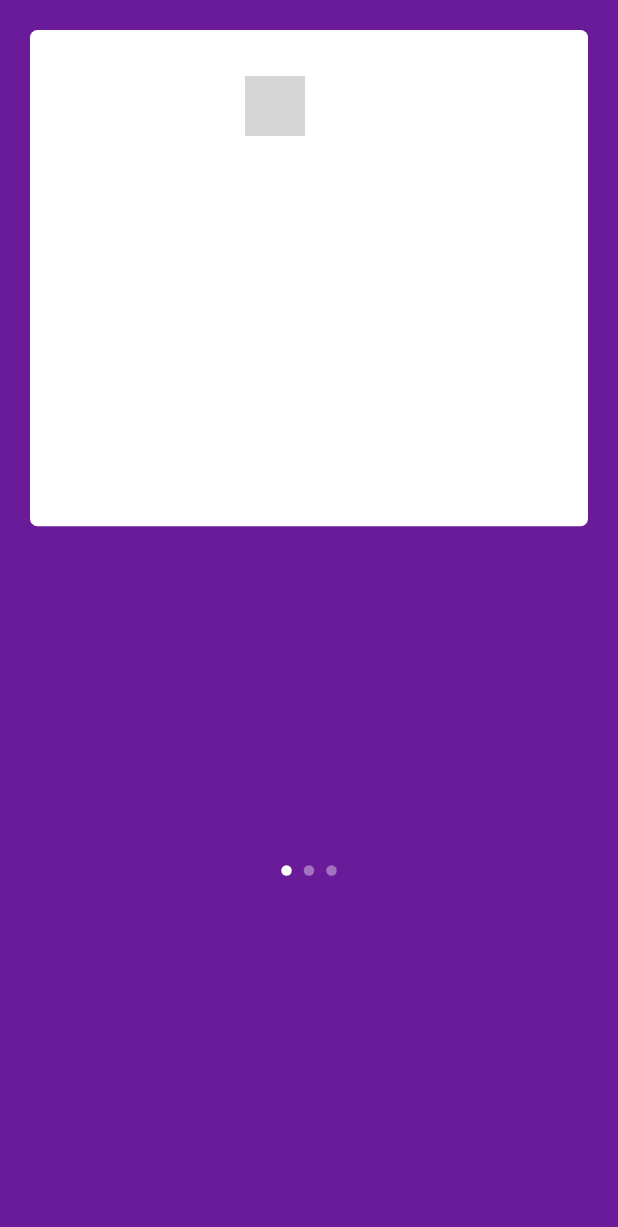
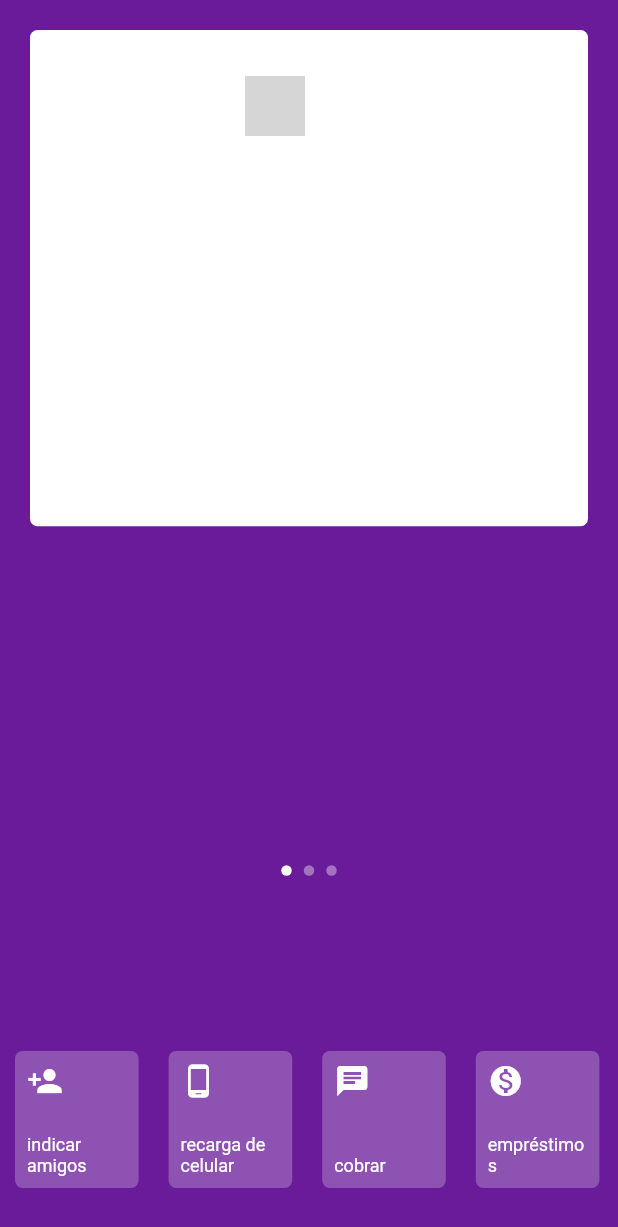
Before and after one commit to GabrielZolk/nubank-flutter, a Flutter app: the screen it shows after launch, on a phone screen of 412 x 824 dp. Shown: the top 1227 px of the screen. Run offline on Flutter 3.47's test engine with Material 2 defaults, Android fonts, the light colour scheme and no system bars; network calls fail; grey boxes are pictures that could not be loaded.

Commit message:
bottom item done, bugfix PageView / Menu

```diff
--- a/lib/pages/home/home_page.dart
+++ b/lib/pages/home/home_page.dart
@@ -1,4 +1,5 @@
 import 'package:flutter/material.dart';
+import 'package:nubank_flutter/pages/home/widgets/item_menu_bottom.dart';
 import 'package:nubank_flutter/pages/home/widgets/menu_app.dart';
 import 'package:nubank_flutter/pages/home/widgets/my_app_bar.dart';
 import 'package:nubank_flutter/pages/home/widgets/my_dots_app.dart';
@@ -15,7 +16,6 @@ class _HomePageState extends State<HomePage> {
   double xPosition = 0;
   double _yPosition = 0;
 
-
   @override
   void initState() {
     super.initState();
@@ -27,7 +27,7 @@ class _HomePageState extends State<HomePage> {
   Widget build(BuildContext context) {
     double _screenHeight = MediaQuery.of(context).size.height;
     if (_yPosition == null) {
-    _yPosition = _screenHeight * .24;
+      _yPosition = _screenHeight * .24;
     }
     return Scaffold(
         backgroundColor: Colors.purple[800],
@@ -39,7 +39,8 @@ class _HomePageState extends State<HomePage> {
               onTap: () {
                 setState(() {
                   _showMenu = !_showMenu;
-                  _yPosition = _showMenu ? _screenHeight * .75 : _screenHeight * .25;
+                  _yPosition =
+                      _showMenu ? _screenHeight * .75 : _screenHeight * .25;
                 });
               },
             ),
@@ -49,27 +50,41 @@ class _HomePageState extends State<HomePage> {
             ),
             PageViewApp(
               showMenu: _showMenu,
-              top: _yPosition, // !_showMenu ? _screenHeight * .25 : _screenHeight * .76,
-              onChanged: (index){
+              top:
+                  _yPosition, // !_showMenu ? _screenHeight * .25 : _screenHeight * .76,
+              onChanged: (index) {
                 setState(() {
                   _currentIndex = index;
                 });
               },
               onPanUpdate: (details) {
-                double middlePosition =  _screenHeight * .76 - _screenHeight * .25;
+                double middlePosition =
+                    _screenHeight * .76 - _screenHeight * .25;
                 middlePosition = middlePosition / 2;
                 setState(() {
                   _yPosition += details.delta.dy;
 
-                  _yPosition = _yPosition < _screenHeight * .25 ? _screenHeight * .25 : _yPosition;
-                  _yPosition = _yPosition > _screenHeight * .76 ? _screenHeight * .76 : _yPosition;
+                  _yPosition = _yPosition < _screenHeight * .25
+                      ? _screenHeight * .25
+                      : _yPosition;
+                  _yPosition = _yPosition > _screenHeight * .76
+                      ? _screenHeight * .76
+                      : _yPosition;
 
-                  if (_yPosition != _screenHeight * .76 && details.delta.dy > 0) {
-                  _yPosition = _yPosition > _screenHeight * .25 + middlePosition ? _screenHeight * .76 : _yPosition;
+                  if (_yPosition != _screenHeight * .76 &&
+                      details.delta.dy > 0) {
+                    _yPosition =
+                        _yPosition > _screenHeight * .25 + middlePosition
+                            ? _screenHeight * .76
+                            : _yPosition;
                   }
 
-                  if (_yPosition != _screenHeight * .25 && details.delta.dy < 0) {
-                  _yPosition = _yPosition < _screenHeight * .76 - middlePosition ? _screenHeight * .25 : _yPosition;
+                  if (_yPosition != _screenHeight * .25 &&
+                      details.delta.dy < 0) {
+                    _yPosition =
+                        _yPosition < _screenHeight * .76 - middlePosition
+                            ? _screenHeight * .25
+                            : _yPosition;
                   }
 
                   if (_yPosition == _screenHeight * .76) {
@@ -82,8 +97,67 @@ class _HomePageState extends State<HomePage> {
             ),
             MyDotApp(
               showMenu: _showMenu,
-                top: _screenHeight * .70,
+              top: _screenHeight * .70,
               currentIndex: _currentIndex,
+            ),
+            AnimatedPositioned(
+              duration: Duration(milliseconds: 200),
+              bottom:
+                  !_showMenu ? 20 + MediaQuery.of(context).padding.bottom : 0,
+              left: 0,
+              right: 0,
+              height: _screenHeight * 0.14,
+              child: IgnorePointer(
+                ignoring: _showMenu,
+                child: AnimatedOpacity(
+                  duration: Duration(milliseconds: 200),
+                  opacity: !_showMenu ? 1 : 0,
+                  child: Container(
+                    child: ListView(
+                      physics: BouncingScrollPhysics(),
+                      scrollDirection: Axis.horizontal,
+                      children: <Widget>[
+                        ItemMenuBottom(
+                          icon: Icons.person_add,
+                          text: 'indicar amigos',
+                        ),
+                        ItemMenuBottom(
+                          icon: Icons.phone_android,
+                          text: 'recarga de celular',
+                        ),
+                        ItemMenuBottom(
+                          icon: Icons.chat,
+                          text: 'cobrar',
+                        ),
+                        ItemMenuBottom(
+                          icon: Icons.monetization_on,
+                          text: 'empréstimos',
+                        ),
+                        ItemMenuBottom(
+                          icon: Icons.move_to_inbox,
+                          text: 'depositar',
+                        ),
+                        ItemMenuBottom(
+                          icon: Icons.mobile_screen_share,
+                          text: 'transferir',
+                        ),
+                        ItemMenuBottom(
+                          icon: Icons.format_align_center,
+                          text: 'ajustar limite',
+                        ),
+                        ItemMenuBottom(
+                          icon: Icons.barcode_reader,
+                          text: 'pagar',
+                        ),
+                        ItemMenuBottom(
+                          icon: Icons.lock_open,
+                          text: 'bloquear cartão',
+                        ),
+                      ],
+                    ),
+                  ),
+                ),
+              ),
             )
           ],
         ));
--- /dev/null
+++ b/lib/pages/home/widgets/item_menu_bottom.dart
@@ -0,0 +1,32 @@
+import 'package:flutter/material.dart';
+
+class ItemMenuBottom extends StatelessWidget {
+  final IconData icon;
+  final String text;
+
+  const ItemMenuBottom({super.key, required this.icon, required this.text});
+
+  @override
+  Widget build(BuildContext context) {
+    return Padding(
+      padding: const EdgeInsets.symmetric(horizontal: 10, vertical: 12),
+      child: Container(
+        child: Padding(
+          padding: const EdgeInsets.all(8.0),
+          child: Column(
+            mainAxisAlignment: MainAxisAlignment.spaceBetween,
+            crossAxisAlignment: CrossAxisAlignment.start,
+            children: <Widget>[
+            Icon(icon, color: Colors.white),
+            Text(text, style: TextStyle(fontSize: 12, color: Colors.white)),
+          ]),
+        ),
+        width: MediaQuery.of(context).size.width * 0.2,
+        decoration: BoxDecoration(
+          borderRadius: BorderRadius.circular(5),
+          color: Colors.white24,
+        ),
+      ),
+    );
+  }
+}
--- a/lib/pages/home/widgets/menu_app.dart
+++ b/lib/pages/home/widgets/menu_app.dart
@@ -18,10 +18,12 @@ class MenuApp extends StatelessWidget {
       left: 0,
       right: 0,
       child: AnimatedOpacity(
-        duration: Duration(milliseconds: 200),
+        duration: Duration(milliseconds: 150),
         opacity: showMenu ? 1 : 0,
         child: Container(
           height: MediaQuery.of(context).size.height * 0.55,
+          child: SingleChildScrollView(
+            physics: BouncingScrollPhysics(),
             child: Column(
               children: <Widget>[
                 Image.network(
@@ -59,8 +61,7 @@ class MenuApp extends StatelessWidget {
                 SizedBox(
                   height: 26,
                 ),
-              SingleChildScrollView(
-                child: Padding(
+                Padding(
                   padding: const EdgeInsets.symmetric(horizontal: 30),
                   child: Column(
                     children: <Widget>[
@@ -88,30 +89,30 @@ class MenuApp extends StatelessWidget {
                         icon: Icons.phone_android,
                         text: 'Configurações do app',
                       ),
-                      //         SizedBox(
-                      //   height: 26,
-                      // ),
-                      //         Container(
-                      //           height: 35,
-                      //           decoration: BoxDecoration(
-                      //             border: Border.all(width: 0.7, color: Colors.white54),
-                      //           ),
-                      //           child: ElevatedButton(
-                      //                   style: ElevatedButton.styleFrom(
-                      //                     primary: Colors.purple[800],
-                      //                     elevation: 0,
-                      //                   ),
-                      //                   child: Text('SAIR DO APP', style: TextStyle(fontSize: 12),),
-                      //                   onPressed: () {}),
-                      //         ),
+                              SizedBox(
+                        height: 26,
+                      ),
+                              Container(
+                                height: 35,
+                                decoration: BoxDecoration(
+                                  border: Border.all(width: 0.7, color: Colors.white54),
+                                ),
+                                child: ElevatedButton(
+                                        style: ElevatedButton.styleFrom(
+                                          primary: Colors.purple[800],
+                                          elevation: 0,
+                                        ),
+                                        child: Text('SAIR DO APP', style: TextStyle(fontSize: 12),),
+                                        onPressed: () {}),
+                              ),
                     ],
-                  ),
                   ),
                 ),
               ],
             ),
           ),
         ),
+      ),
     );
   }
 }
--- a/lib/pages/home/widgets/page_view_app.dart
+++ b/lib/pages/home/widgets/page_view_app.dart
@@ -11,7 +11,7 @@ class PageViewApp extends StatelessWidget {
   @override
   Widget build(BuildContext context) {
     return AnimatedPositioned(
-      duration: Duration(milliseconds: 300),
+      duration: Duration(milliseconds: 200),
       curve: Curves.easeOut,
       top: top,
       height: MediaQuery.of(context).size.height * .45,
```
Also changed, not shown: flutter_03.png (added), flutter_04.png (added). Lines whose indentation alone changed are shown as unchanged.
